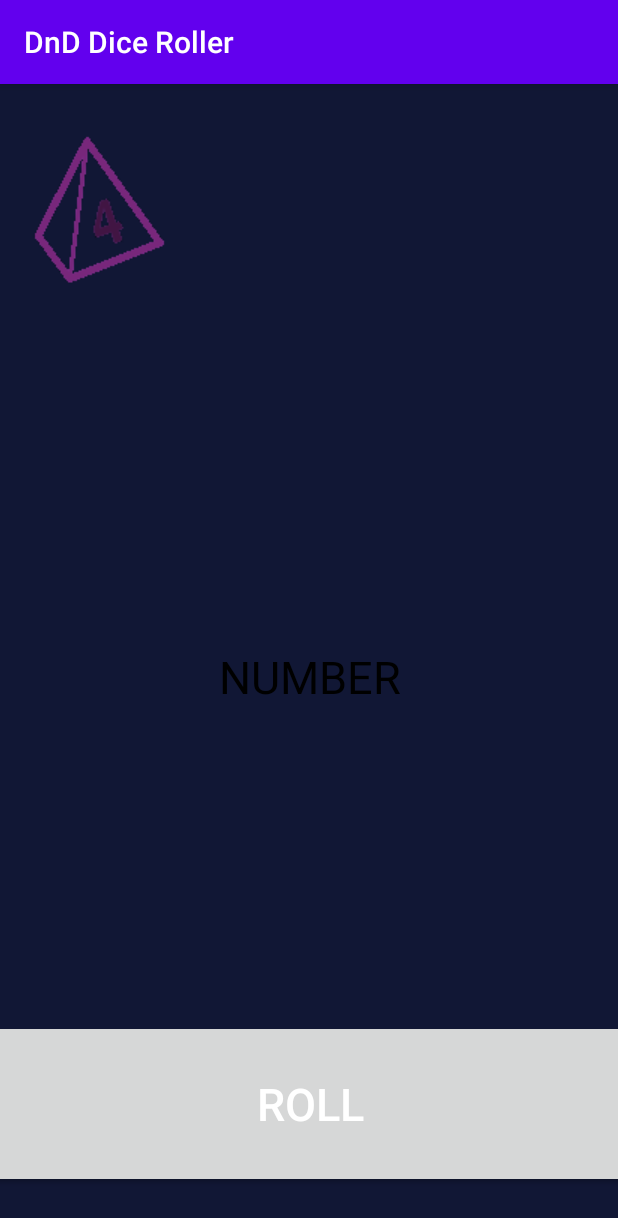
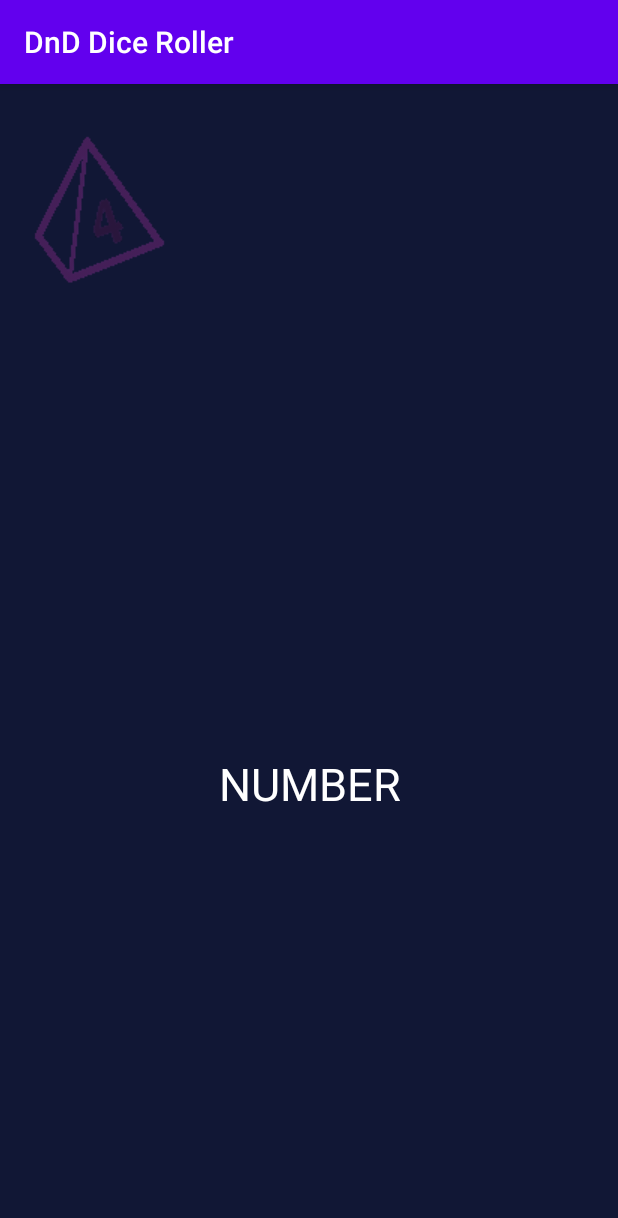
Before and after one commit to emilierobichaud1/dnd-dice-roller, an Android app: the screen it shows after launch (MainActivity), after a tap on an icon or button, on a phone screen of 412 x 824 dp. Shown: the top 1218 px of the screen. Run offline under Robolectric (Android 15) with nearby library versions, the phone set to English and light mode, and no system bars; libraries missing offline, so code that uses them is left out: com.squareup.seismic; 2 statements that could not run were skipped.

Commit message:
removed roll buttom, cleaned up code

```diff
--- a/app/src/main/java/com/pixl/dnddiceroller/MainActivity.java
+++ b/app/src/main/java/com/pixl/dnddiceroller/MainActivity.java
@@ -3,7 +3,11 @@ package com.pixl.dnddiceroller;
 import androidx.annotation.RequiresApi;
 import androidx.appcompat.app.AppCompatActivity;
 
+import com.pixl.dnddiceroller.R;
+
+import android.graphics.PorterDuff;
 import android.hardware.SensorManager;
+import android.media.MediaPlayer;
 import android.os.Build;
 import android.os.Bundle;
 import android.view.View;
@@ -18,7 +22,6 @@ import java.util.concurrent.ThreadLocalRandom;
 public class MainActivity extends AppCompatActivity implements ShakeDetector.Listener {
 
     ImageButton fourSidedDie;
-    Button rollButton;
     TextView numberText;
 
     @Override
@@ -33,27 +36,18 @@ public class MainActivity extends AppCompatActivity implements ShakeDetector.Lis
 
         fourSidedDie = findViewById(R.id.fourSidedDie);
         numberText = findViewById(R.id.numberText);
-        rollButton = findViewById(R.id.rollButton);
-        rollButton.setEnabled(false);
+
+        //set die to unselected by default
+        fourSidedDie.setSelected(false);
 
 
-        //need img buttons, logic for buttons
+
 
         fourSidedDie.setOnClickListener(new View.OnClickListener() {
             @Override
             public void onClick(View v) {
-                //what happens when die is selected?
-                //image shows up in center
-                // and roll button is clickable
-                rollButton.setEnabled(true);
-            }
-        });
-
-        rollButton.setOnClickListener(new View.OnClickListener() {
-            @RequiresApi(api = Build.VERSION_CODES.LOLLIPOP)
-            @Override
-            public void onClick(View v) {
-                numberText.setText(String.valueOf(dieRoll(4)));
+                fourSidedDie.setColorFilter(0x80FFFFFF, PorterDuff.Mode.MULTIPLY);
+                fourSidedDie.setSelected(true);
             }
         });
 
@@ -61,7 +55,16 @@ public class MainActivity extends AppCompatActivity implements ShakeDetector.Lis
 
     @RequiresApi(api = Build.VERSION_CODES.LOLLIPOP)
     @Override public void hearShake() {
-        numberText.setText(String.valueOf(String.valueOf(dieRoll(4))));
+        if(fourSidedDie.isSelected()) {
+            numberText.setText(String.valueOf(String.valueOf(dieRoll(4))));
+            MediaPlayer mp = MediaPlayer.create(getApplicationContext(), R.raw.dice);
+            mp.start();
+        }
+/*        if(sixSidedDie.isSelected()) {
+            numberText.setText(String.valueOf(String.valueOf(dieRoll(6))));
+            MediaPlayer mp = MediaPlayer.create(getApplicationContext(), R.raw.dice);
+        mp.start();
+        }*/
     }
 
     //this function simulates the dice being rolled
--- a/app/src/main/res/layout/activity_main.xml
+++ b/app/src/main/res/layout/activity_main.xml
@@ -25,19 +25,12 @@
         <TextView
             android:id="@+id/numberText"
             android:layout_width="match_parent"
-            android:layout_height="457dp"
+            android:layout_height="match_parent"
             android:gravity="center"
             android:text="@string/number"
-            android:textColor="#000000"
+            android:textColor="#FFFFFF"
             android:textSize="30sp" />
 
-        <Button
-            android:id="@+id/rollButton"
-            android:layout_width="match_parent"
-            android:layout_height="112dp"
-            android:text="@string/roll"
-            android:textColor="#FFFFFF"
-            android:textSize="30sp" />
     </LinearLayout>
 
     <HorizontalScrollView
@@ -50,6 +43,7 @@
         android:layout_marginEnd="1dp"
         android:layout_marginRight="1dp"
         android:layout_marginBottom="1dp"
+        android:background="#00FFFFFF"
         app:layout_constraintBottom_toTopOf="@+id/linearLayout2"
         app:layout_constraintEnd_toEndOf="parent"
         app:layout_constraintHorizontal_bias="0.0"
```
Also changed, not shown: 1 other file.
